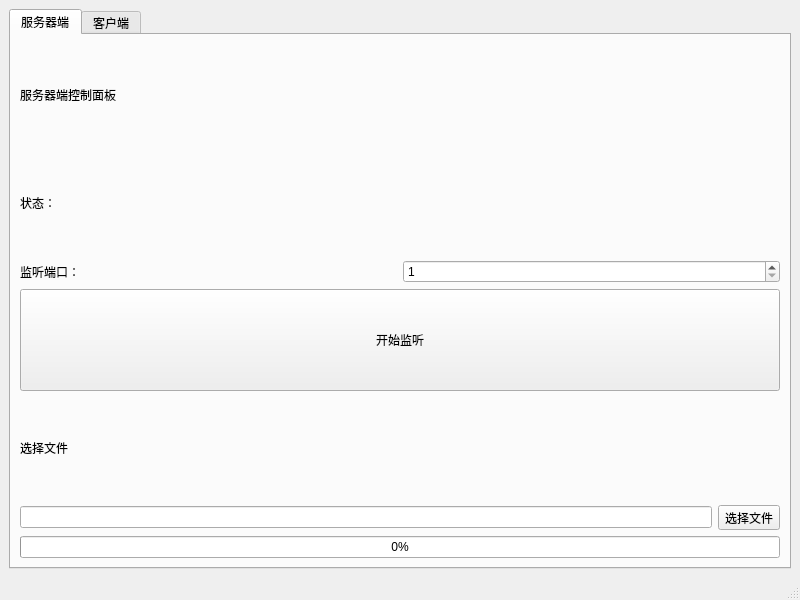
Old version of the form src/FileTransfer.ui in the repository paipaipai666/FileTransfer.
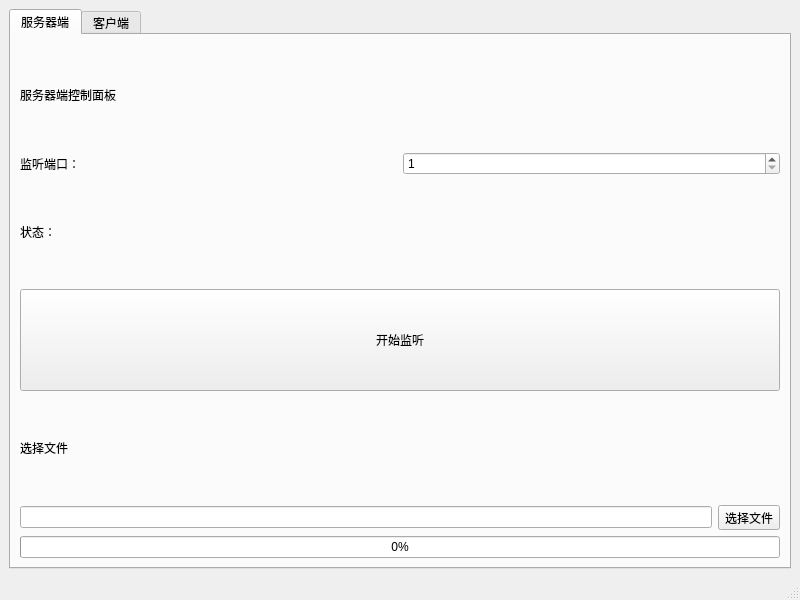
New version of the form. The open tabs and pages were chosen to show the change. Icons and pictures are not drawn.

Commit message: 优化界面样式及状态栏显示

Diff of the .ui file:
```diff
--- a/src/FileTransfer.ui
+++ b/src/FileTransfer.ui
@@ -44,13 +44,6 @@
             </property>
            </widget>
           </item>
-          <item>
-           <widget class="QLabel" name="label_2">
-            <property name="text">
-             <string>状态：</string>
-            </property>
-           </widget>
-          </item>
           <item>
            <layout class="QHBoxLayout" name="horizontalLayout">
             <item>
@@ -72,6 +65,13 @@
             </item>
            </layout>
           </item>
+          <item>
+           <widget class="QLabel" name="label_2">
+            <property name="text">
+             <string>状态：</string>
+            </property>
+           </widget>
+          </item>
           <item>
            <widget class="QPushButton" name="pushButton">
             <property name="maximumSize">
```
Left out of the diff: 2 changed lines with no effect on the pictures. The commit also changes 697 other files.
